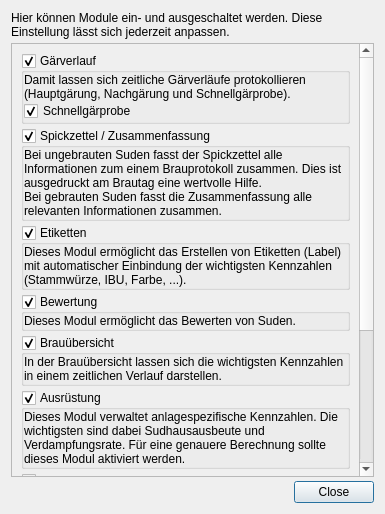
First picture: the form in kleiner-brauhelfer/dialogs/dlgmodule.ui, repository kleiner-brauhelfer/kleiner-brauhelfer-2, before the edit.
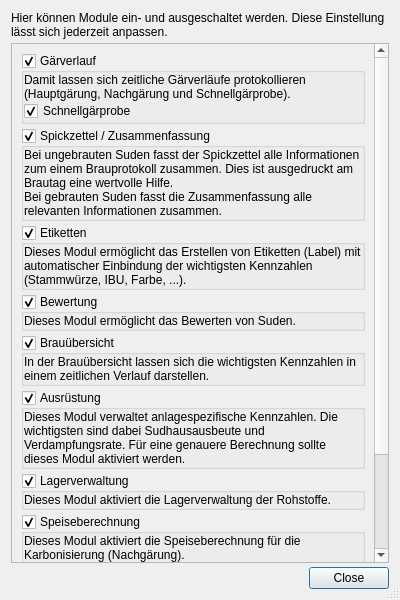
Second picture: the form after the edit.

```diff
--- a/kleiner-brauhelfer/dialogs/dlgmodule.ui
+++ b/kleiner-brauhelfer/dialogs/dlgmodule.ui
@@ -6,13 +6,16 @@
    <rect>
     <x>0</x>
     <y>0</y>
-    <width>385</width>
-    <height>514</height>
+    <width>400</width>
+    <height>600</height>
    </rect>
   </property>
   <property name="windowTitle">
    <string>Module</string>
   </property>
+  <property name="sizeGripEnabled">
+   <bool>true</bool>
+  </property>
   <layout class="QVBoxLayout" name="verticalLayout_3">
    <property name="spacing">
     <number>4</number>
@@ -37,8 +40,8 @@
        <rect>
         <x>0</x>
         <y>0</y>
-        <width>351</width>
-        <height>695</height>
+        <width>386</width>
+        <height>536</height>
        </rect>
       </property>
       <layout class="QVBoxLayout" name="verticalLayout_4">
```
